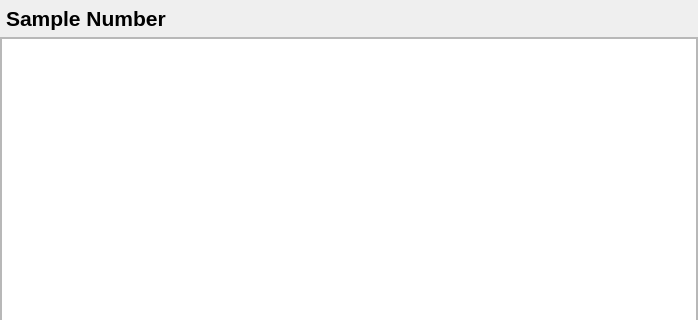
This is labnote/ui/qt_ui/sample.ui in drs/LabNote as Qt 5 draws it before an edit; both pictures show x 0 to 698 and y 0 to 320 of the 698 by 461 pixel window. The edited form follows.
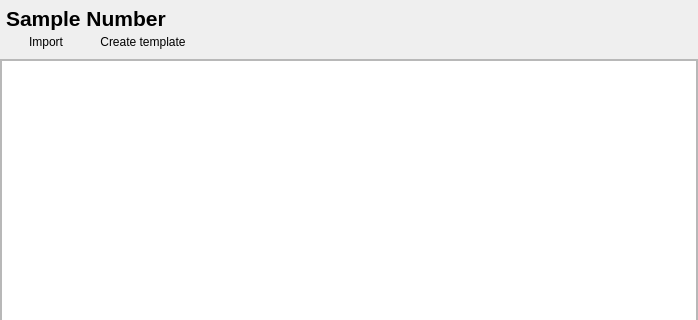
This is the edited form.

Commit message: Added import from CSV in sample

What changed in the file:
```diff
--- a/labnote/ui/qt_ui/sample.ui
+++ b/labnote/ui/qt_ui/sample.ui
@@ -31,6 +31,9 @@
    </property>
    <item>
     <layout class="QHBoxLayout" name="layout_title">
+     <property name="spacing">
+      <number>0</number>
+     </property>
      <property name="leftMargin">
       <number>6</number>
      </property>
@@ -44,6 +47,11 @@
       <number>6</number>
      </property>
      <item>
+      <layout class="QVBoxLayout" name="verticalLayout_3">
+       <property name="spacing">
+        <number>0</number>
+       </property>
+       <item>
       <widget class="QLabel" name="label">
        <property name="font">
         <font>
@@ -58,6 +66,144 @@
       </widget>
      </item>
      <item>
+        <layout class="QHBoxLayout" name="layout_search">
+         <property name="spacing">
+          <number>0</number>
+         </property>
+         <item>
+          <widget class="QPushButton" name="btn_import">
+           <property name="palette">
+            <palette>
+             <active>
+              <colorrole role="Dark">
+               <brush brushstyle="SolidPattern">
+                <color alpha="255">
+                 <red>191</red>
+                 <green>191</green>
+                 <blue>191</blue>
+                </color>
+               </brush>
+              </colorrole>
+              <colorrole role="Mid">
+               <brush brushstyle="SolidPattern">
+                <color alpha="255">
+                 <red>168</red>
+                 <green>168</green>
+                 <blue>168</blue>
+                </color>
+               </brush>
+              </colorrole>
+              <colorrole role="Highlight">
+               <brush brushstyle="SolidPattern">
+                <color alpha="255">
+                 <red>212</red>
+                 <green>212</green>
+                 <blue>212</blue>
+                </color>
+               </brush>
+              </colorrole>
+             </active>
+             <inactive>
+              <colorrole role="Dark">
+               <brush brushstyle="SolidPattern">
+                <color alpha="255">
+                 <red>191</red>
+                 <green>191</green>
+                 <blue>191</blue>
+                </color>
+               </brush>
+              </colorrole>
+              <colorrole role="Mid">
+               <brush brushstyle="SolidPattern">
+                <color alpha="255">
+                 <red>169</red>
+                 <green>169</green>
+                 <blue>169</blue>
+                </color>
+               </brush>
+              </colorrole>
+              <colorrole role="Highlight">
+               <brush brushstyle="SolidPattern">
+                <color alpha="255">
+                 <red>212</red>
+                 <green>212</green>
+                 <blue>212</blue>
+                </color>
+               </brush>
+              </colorrole>
+             </inactive>
+             <disabled>
+              <colorrole role="Dark">
+               <brush brushstyle="SolidPattern">
+                <color alpha="255">
+                 <red>191</red>
+                 <green>191</green>
+                 <blue>191</blue>
+                </color>
+               </brush>
+              </colorrole>
+              <colorrole role="Mid">
+               <brush brushstyle="SolidPattern">
+                <color alpha="255">
+                 <red>169</red>
+                 <green>169</green>
+                 <blue>169</blue>
+                </color>
+               </brush>
+              </colorrole>
+              <colorrole role="Highlight">
+               <brush brushstyle="SolidPattern">
+                <color alpha="255">
+                 <red>212</red>
+                 <green>212</green>
+                 <blue>212</blue>
+                </color>
+               </brush>
+              </colorrole>
+             </disabled>
+            </palette>
+           </property>
+           <property name="text">
+            <string>Import</string>
+           </property>
+           <property name="autoDefault">
+            <bool>false</bool>
+           </property>
+           <property name="flat">
+            <bool>true</bool>
+           </property>
+          </widget>
+         </item>
+         <item>
+          <spacer name="horizontalSpacer_3">
+           <property name="orientation">
+            <enum>Qt::Horizontal</enum>
+           </property>
+           <property name="sizeType">
+            <enum>QSizePolicy::Fixed</enum>
+           </property>
+           <property name="sizeHint" stdset="0">
+            <size>
+             <width>10</width>
+             <height>20</height>
+            </size>
+           </property>
+          </spacer>
+         </item>
+         <item>
+          <widget class="QPushButton" name="btn_create_template">
+           <property name="text">
+            <string>Create template</string>
+           </property>
+           <property name="autoDefault">
+            <bool>false</bool>
+           </property>
+           <property name="flat">
+            <bool>true</bool>
+           </property>
+          </widget>
+         </item>
+         <item>
       <spacer name="horizontalSpacer_2">
        <property name="orientation">
         <enum>Qt::Horizontal</enum>
@@ -69,6 +215,10 @@
         </size>
        </property>
       </spacer>
+         </item>
+        </layout>
+       </item>
+      </layout>
      </item>
     </layout>
    </item>
```
Lines whose indentation alone changed are shown as unchanged. The commit also changes 11 other files.
